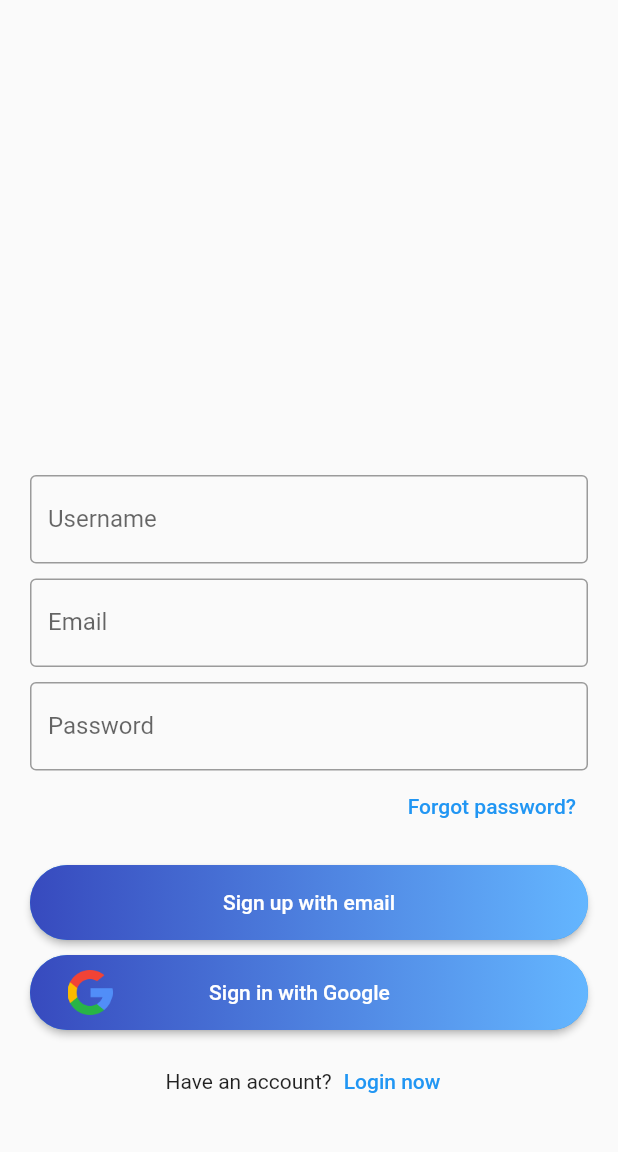
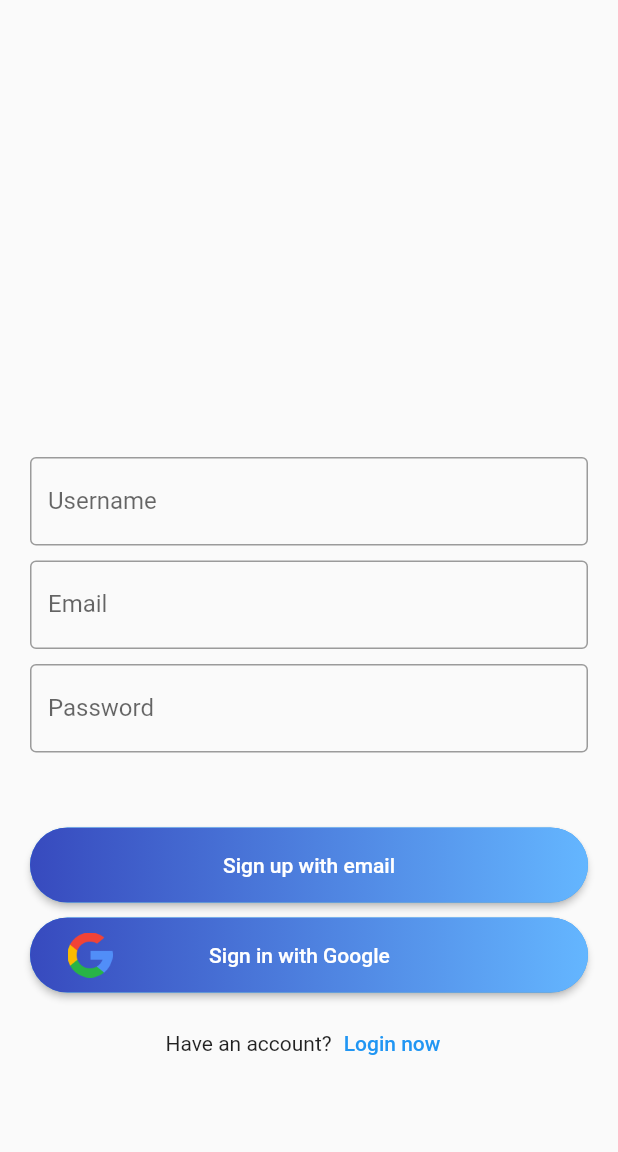
Before and after one commit to DevanK20000/Chat-App, a Flutter app: the screen it shows after launch, after a tap on "Login with email", after a tap on "Register now", on a phone screen of 412 x 824 dp, the part 68-1220 px from its top. Run offline on Flutter 3.47's test engine with Material 2 defaults, Android fonts, the phone set to English and light mode, and no system bars; our stand-ins replace cloud_firestore, firebase_auth, firebase_core, shared_preferences; accounts and stored records are empty; network calls fail.

Commit message:
password reset added

```diff
--- a/lib/services/auth.dart
+++ b/lib/services/auth.dart
@@ -1,3 +1,4 @@
+import 'package:chat_app_college_project/helpers/helperfunctions.dart';
 import 'package:firebase_auth/firebase_auth.dart';
 import 'package:chat_app_college_project/models/users.dart';
 
@@ -39,6 +40,9 @@ class AuthMethod {
 
   Future signOut() async {
     try {
+      HelperFunctions.saveUserLoggedInSharedPreference(false);
+      HelperFunctions.saveUserEmailSharedPreference(null);
+      HelperFunctions.saveUserNameSharedPreference(null);
       return await _auth.signOut();
     } catch (e) {
       print(e.toString());
--- a/lib/services/database.dart
+++ b/lib/services/database.dart
@@ -1,4 +1,3 @@
-import 'package:chat_app_college_project/helpers/constants.dart';
 import 'package:cloud_firestore/cloud_firestore.dart';
 import 'package:flutter/widgets.dart';
 
--- a/lib/views/conversation.dart
+++ b/lib/views/conversation.dart
@@ -29,6 +29,7 @@ class _ConversationScreenState extends State<ConversationScreen> {
             ? ListView.builder(
                 reverse: true,
                 itemCount: snapshot.data.docs.length,
+                // ignore: missing_return
                 itemBuilder: (context, index) {
                   if (snapshot.data.docs[index].data()["deletefor"] !=
                       Constants.myName) {
--- a/lib/views/signin.dart
+++ b/lib/views/signin.dart
@@ -2,6 +2,7 @@ import 'package:chat_app_college_project/helpers/constants.dart';
 import 'package:chat_app_college_project/helpers/helperfunctions.dart';
 import 'package:chat_app_college_project/services/auth.dart';
 import 'package:chat_app_college_project/services/database.dart';
+import 'package:chat_app_college_project/views/forgetpassword.dart';
 import 'package:chat_app_college_project/widgets/appbar.dart';
 import 'package:chat_app_college_project/widgets/buttons.dart';
 import 'package:cloud_firestore/cloud_firestore.dart';
@@ -77,7 +78,7 @@ class _SignnState extends State<SignIn> {
       appBar: appbarmain(context, Constants.appName),
       body: SingleChildScrollView(
         child: Container(
-          height: MediaQuery.of(context).size.height - 50,
+          height: MediaQuery.of(context).size.height - 95,
           alignment: Alignment.bottomCenter,
           child: Container(
             padding: EdgeInsets.symmetric(
@@ -127,7 +128,14 @@ class _SignnState extends State<SignIn> {
                 Container(
                   alignment: Alignment.centerRight,
                   child: TextButton(
-                    onPressed: () {},
+                    onPressed: () {
+                      Navigator.push(
+                        context,
+                        MaterialPageRoute(
+                          builder: (context) => ForgotPassword(),
+                        ),
+                      );
+                    },
                     child: Text('Forgot password?'),
                   ),
                 ),
@@ -148,7 +156,6 @@ class _SignnState extends State<SignIn> {
                     )
                   ],
                 ),
-                SizedBox(height: 30),
               ],
             ),
           ),
--- a/lib/views/signnup.dart
+++ b/lib/views/signnup.dart
@@ -66,7 +66,7 @@ class _SignUpState extends State<SignUp> {
           ? loading()
           : SingleChildScrollView(
               child: Container(
-                height: MediaQuery.of(context).size.height - 50,
+                height: MediaQuery.of(context).size.height - 95,
                 alignment: Alignment.bottomCenter,
                 child: Container(
                   padding: EdgeInsets.symmetric(
@@ -103,6 +103,7 @@ class _SignUpState extends State<SignUp> {
                                     ? null
                                     : 'Please provide an valid email id';
                               },
+                              keyboardType: TextInputType.emailAddress,
                               controller: emailTextEditingController,
                               decoration: InputDecoration(
                                 border: OutlineInputBorder(),
@@ -126,15 +127,15 @@ class _SignUpState extends State<SignUp> {
                           ],
                         ),
                       ),
-                      Container(
-                        alignment: Alignment.centerRight,
-                        child: TextButton(
-                          onPressed: () {},
-                          child: Text('Forgot password?'),
-                        ),
-                      ),
+                      // Container(
+                      //   alignment: Alignment.centerRight,
+                      //   child: TextButton(
+                      //     onPressed: () {},
+                      //     child: Text('Forgot password?'),
+                      //   ),
+                      // ),
                       SizedBox(
-                        height: 15,
+                        height: 50,
                       ),
                       signinwithemail(1, signMeUp),
                       SizedBox(height: 10),
@@ -150,7 +151,6 @@ class _SignUpState extends State<SignUp> {
                           )
                         ],
                       ),
-                      SizedBox(height: 20),
                     ],
                   ),
                 ),
```
Also changed, not shown: lib/views/forgetpassword.dart (+88 -0 lines), lib/widgets/buttons.dart (+36 -0 lines).
